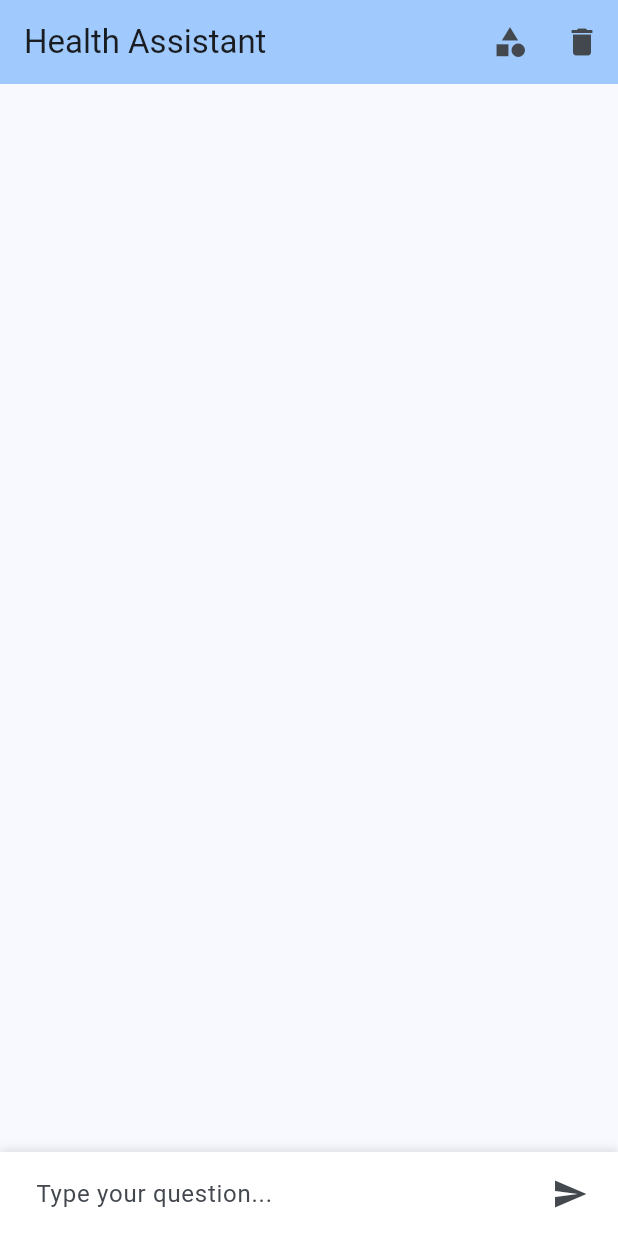
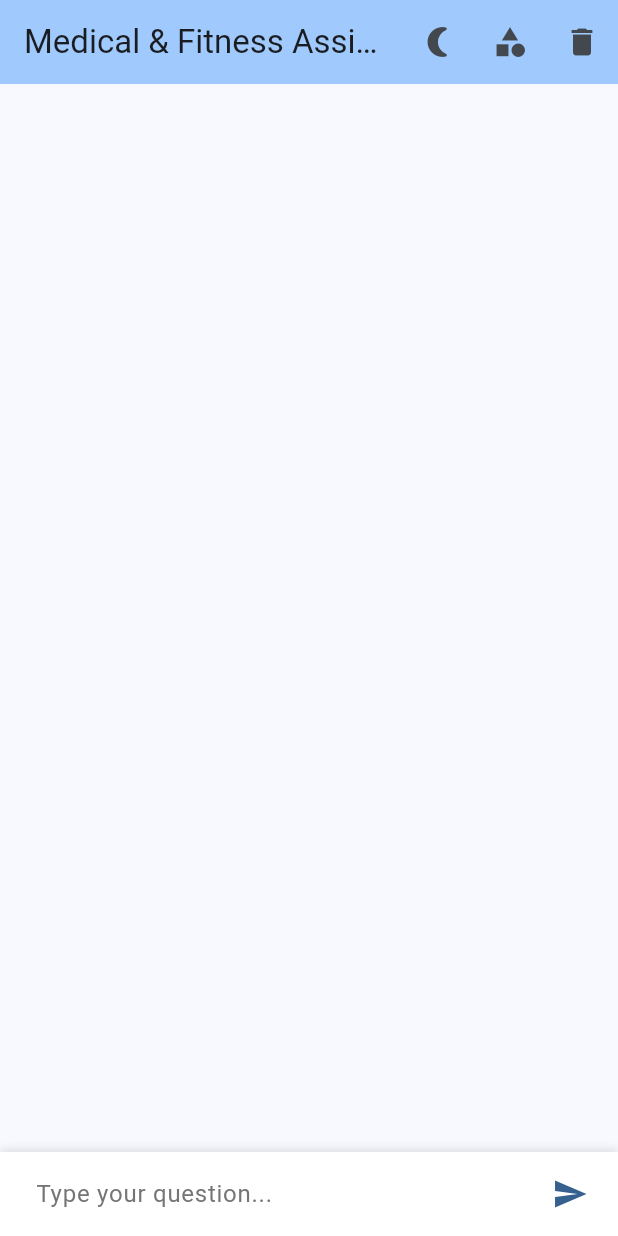
Before and after one commit to alpha9898/chatbot_app, a Flutter app: the screen it shows after launch, after a tap on the "send" icon, on a phone screen of 412 x 824 dp. Run offline on Flutter 3.47's test engine with Material 3 defaults, Android fonts, the phone set to English and light mode, and no system bars.

Commit message:
Enhance project description and README; implement dark mode support and theme toggling in the app. Add ThemeProvider for managing theme state and update UI components for dark mode compatibility.

```diff
--- a/lib/main.dart
+++ b/lib/main.dart
@@ -2,6 +2,7 @@ import 'package:flutter/material.dart';
 import 'package:provider/provider.dart';
 import 'services/llama_api_service.dart';
 import 'providers/chat_provider.dart';
+import 'providers/theme_provider.dart';
 import 'screens/chat_screen.dart';
 import 'config/api_config.dart';
 
@@ -21,14 +22,29 @@ class MyApp extends StatelessWidget {
             LlamaApiService(ApiConfig.llamaApiKey),
           ),
         ),
+        ChangeNotifierProvider(
+          create: (context) => ThemeProvider(),
+        ),
       ],
-      child: MaterialApp(
+      child: Consumer<ThemeProvider>(
+        builder: (context, themeProvider, child) {
+          return MaterialApp(
             title: 'Medical & Fitness Assistant',
+            themeMode: themeProvider.themeMode,
             theme: ThemeData(
               colorScheme: ColorScheme.fromSeed(seedColor: Colors.blue),
               useMaterial3: true,
             ),
+            darkTheme: ThemeData(
+              colorScheme: ColorScheme.fromSeed(
+                seedColor: Colors.blue,
+                brightness: Brightness.dark,
+              ),
+              useMaterial3: true,
+            ),
             home: const ChatScreen(),
+          );
+        },
       ),
     );
   }
--- /dev/null
+++ b/lib/providers/theme_provider.dart
@@ -0,0 +1,16 @@
+import 'package:flutter/foundation.dart';
+import 'package:flutter/material.dart';
+
+class ThemeProvider with ChangeNotifier {
+  ThemeMode _themeMode = ThemeMode.light;
+
+  ThemeMode get themeMode => _themeMode;
+
+  bool get isDarkMode => _themeMode == ThemeMode.dark;
+
+  void toggleTheme() {
+    _themeMode =
+        _themeMode == ThemeMode.light ? ThemeMode.dark : ThemeMode.light;
+    notifyListeners();
+  }
+}
--- a/lib/screens/chat_screen.dart
+++ b/lib/screens/chat_screen.dart
@@ -1,6 +1,7 @@
 import 'package:flutter/material.dart';
 import 'package:provider/provider.dart';
 import '../providers/chat_provider.dart';
+import '../providers/theme_provider.dart';
 import 'package:intl/intl.dart';
 import '../widgets/welcome_dialog.dart';
 
@@ -50,11 +51,24 @@ class _ChatScreenState extends State<ChatScreen> {
 
   @override
   Widget build(BuildContext context) {
+    final themeProvider = Provider.of<ThemeProvider>(context);
+
     return Scaffold(
       appBar: AppBar(
-        title: const Text('Health Assistant'),
+        title: const Text('Medical & Fitness Assistant'),
         backgroundColor: Theme.of(context).colorScheme.inversePrimary,
         actions: [
+          IconButton(
+            icon: Icon(
+              themeProvider.isDarkMode
+                  ? Icons.wb_sunny
+                  : Icons.nightlight_round,
+            ),
+            onPressed: () {
+              themeProvider.toggleTheme();
+            },
+            tooltip: 'Toggle theme',
+          ),
           PopupMenuButton<String>(
             onSelected: (value) {
               Provider.of<ChatProvider>(context, listen: false)
@@ -123,6 +137,7 @@ class _ChatScreenState extends State<ChatScreen> {
   Widget _buildMessageBubble(ChatMessage message) {
     final isUser = message.isUser;
     final time = DateFormat('HH:mm').format(message.timestamp);
+    final isDark = Theme.of(context).brightness == Brightness.dark;
 
     return Padding(
       padding: const EdgeInsets.symmetric(vertical: 4.0, horizontal: 8.0),
@@ -131,9 +146,9 @@ class _ChatScreenState extends State<ChatScreen> {
             isUser ? MainAxisAlignment.end : MainAxisAlignment.start,
         children: [
           if (!isUser)
-            const CircleAvatar(
-              backgroundColor: Colors.blue,
-              child: Icon(Icons.health_and_safety, color: Colors.white),
+            CircleAvatar(
+              backgroundColor: Theme.of(context).colorScheme.primary,
+              child: const Icon(Icons.health_and_safety, color: Colors.white),
             ),
           const SizedBox(width: 8.0),
           Flexible(
@@ -141,7 +156,9 @@ class _ChatScreenState extends State<ChatScreen> {
               padding:
                   const EdgeInsets.symmetric(horizontal: 16.0, vertical: 10.0),
               decoration: BoxDecoration(
-                color: isUser ? Colors.blue[100] : Colors.grey[200],
+                color: isUser
+                    ? (isDark ? Colors.blue[800] : Colors.blue[100])
+                    : (isDark ? Colors.grey[800] : Colors.grey[200]),
                 borderRadius: BorderRadius.circular(20.0),
               ),
               child: Column(
@@ -149,14 +166,17 @@ class _ChatScreenState extends State<ChatScreen> {
                 children: [
                   Text(
                     message.content,
-                    style: const TextStyle(fontSize: 16.0),
+                    style: TextStyle(
+                      fontSize: 16.0,
+                      color: isDark ? Colors.white : Colors.black87,
+                    ),
                   ),
                   const SizedBox(height: 4.0),
                   Text(
                     time,
                     style: TextStyle(
                       fontSize: 12.0,
-                      color: Colors.grey[600],
+                      color: isDark ? Colors.grey[400] : Colors.grey[600],
                     ),
                   ),
                 ],
@@ -165,9 +185,9 @@ class _ChatScreenState extends State<ChatScreen> {
           ),
           const SizedBox(width: 8.0),
           if (isUser)
-            const CircleAvatar(
-              backgroundColor: Colors.blue,
-              child: Icon(Icons.person, color: Colors.white),
+            CircleAvatar(
+              backgroundColor: Theme.of(context).colorScheme.primary,
+              child: const Icon(Icons.person, color: Colors.white),
             ),
         ],
       ),
@@ -175,10 +195,12 @@ class _ChatScreenState extends State<ChatScreen> {
   }
 
   Widget _buildInputArea() {
+    final isDark = Theme.of(context).brightness == Brightness.dark;
+
     return Container(
       padding: const EdgeInsets.symmetric(horizontal: 8.0),
       decoration: BoxDecoration(
-        color: Colors.white,
+        color: isDark ? Colors.grey[850] : Colors.white,
         boxShadow: [
           BoxShadow(
             offset: const Offset(0, -2),
@@ -192,16 +214,25 @@ class _ChatScreenState extends State<ChatScreen> {
           Expanded(
             child: TextField(
               controller: _textController,
-              decoration: const InputDecoration(
+              decoration: InputDecoration(
                 hintText: 'Type your question...',
+                hintStyle: TextStyle(
+                  color: isDark ? Colors.grey[400] : Colors.grey[600],
+                ),
                 border: InputBorder.none,
-                contentPadding: EdgeInsets.all(16.0),
+                contentPadding: const EdgeInsets.all(16.0),
+              ),
+              style: TextStyle(
+                color: isDark ? Colors.white : Colors.black87,
               ),
               onSubmitted: _handleSubmit,
             ),
           ),
           IconButton(
-            icon: const Icon(Icons.send),
+            icon: Icon(
+              Icons.send,
+              color: Theme.of(context).colorScheme.primary,
+            ),
             onPressed: () => _handleSubmit(_textController.text),
           ),
         ],
--- a/lib/widgets/welcome_dialog.dart
+++ b/lib/widgets/welcome_dialog.dart
@@ -7,31 +7,46 @@ class WelcomeDialog extends StatelessWidget {
 
   @override
   Widget build(BuildContext context) {
+    final isDark = Theme.of(context).brightness == Brightness.dark;
+
     return AlertDialog(
+      backgroundColor: isDark ? Colors.grey[900] : Colors.white,
       title: Row(
         children: [
-          Icon(Icons.health_and_safety, color: Theme.of(context).primaryColor),
+          Icon(Icons.health_and_safety,
+              color: Theme.of(context).colorScheme.primary),
           const SizedBox(width: 8.0),
-          const Text('Medical & Fitness Assistant'),
+          Text(
+            'Medical & Fitness Assistant',
+            style: TextStyle(
+              color: isDark ? Colors.white : Colors.black87,
+            ),
+          ),
         ],
       ),
       content: Column(
         mainAxisSize: MainAxisSize.min,
         crossAxisAlignment: CrossAxisAlignment.start,
-        children: const [
+        children: [
           Text(
             'This specialized assistant can ONLY answer questions about:',
-            style: TextStyle(fontWeight: FontWeight.bold),
+            style: TextStyle(
+              fontWeight: FontWeight.bold,
+              color: isDark ? Colors.white : Colors.black87,
+            ),
           ),
-          SizedBox(height: 12.0),
+          const SizedBox(height: 12.0),
           _BulletPoint(text: 'Medical topics and health conditions'),
           _BulletPoint(text: 'Fitness exercises and workout routines'),
           _BulletPoint(text: 'Nutrition and dietary advice'),
           _BulletPoint(text: 'Wellness and preventive healthcare'),
-          SizedBox(height: 12.0),
+          const SizedBox(height: 12.0),
           Text(
             'Important: This app provides general information only and should not replace professional medical advice.',
-            style: TextStyle(fontStyle: FontStyle.italic, color: Colors.red),
+            style: TextStyle(
+              fontStyle: FontStyle.italic,
+              color: Colors.red[isDark ? 400 : 600],
+            ),
           ),
         ],
       ),
@@ -43,11 +58,17 @@ class WelcomeDialog extends StatelessWidget {
             Provider.of<ChatProvider>(context, listen: false).addUserMessage(
                 "What are some effective exercises for strengthening the lower back?");
           },
-          child: const Text('TRY IT NOW'),
+          child: Text(
+            'TRY IT NOW',
+            style: TextStyle(color: Theme.of(context).colorScheme.primary),
+          ),
         ),
         TextButton(
           onPressed: () => Navigator.of(context).pop(),
-          child: const Text('GOT IT'),
+          child: Text(
+            'GOT IT',
+            style: TextStyle(color: Theme.of(context).colorScheme.primary),
+          ),
         ),
       ],
     );
@@ -61,13 +82,28 @@ class _BulletPoint extends StatelessWidget {
 
   @override
   Widget build(BuildContext context) {
+    final isDark = Theme.of(context).brightness == Brightness.dark;
+
     return Padding(
       padding: const EdgeInsets.only(left: 8.0, bottom: 4.0),
       child: Row(
         crossAxisAlignment: CrossAxisAlignment.start,
         children: [
-          const Text('• ', style: TextStyle(fontWeight: FontWeight.bold)),
-          Expanded(child: Text(text)),
+          Text(
+            '• ',
+            style: TextStyle(
+              fontWeight: FontWeight.bold,
+              color: isDark ? Colors.white : Colors.black87,
+            ),
+          ),
+          Expanded(
+            child: Text(
+              text,
+              style: TextStyle(
+                color: isDark ? Colors.white : Colors.black87,
+              ),
+            ),
+          ),
         ],
       ),
     );
--- a/pubspec.yaml
+++ b/pubspec.yaml
@@ -1,5 +1,5 @@
 name: flutter_application_1
-description: "A new Flutter project."
+description: "A medical and fitness assistant chatbot with Llama API integration and dark mode support."
 # The following line prevents the package from being accidentally published to
 # pub.dev using `flutter pub publish`. This is preferred for private packages.
 publish_to: 'none' # Remove this line if you wish to publish to pub.dev
```
Also changed, not shown: 1 other file. Lines whose indentation alone changed are shown as unchanged.
